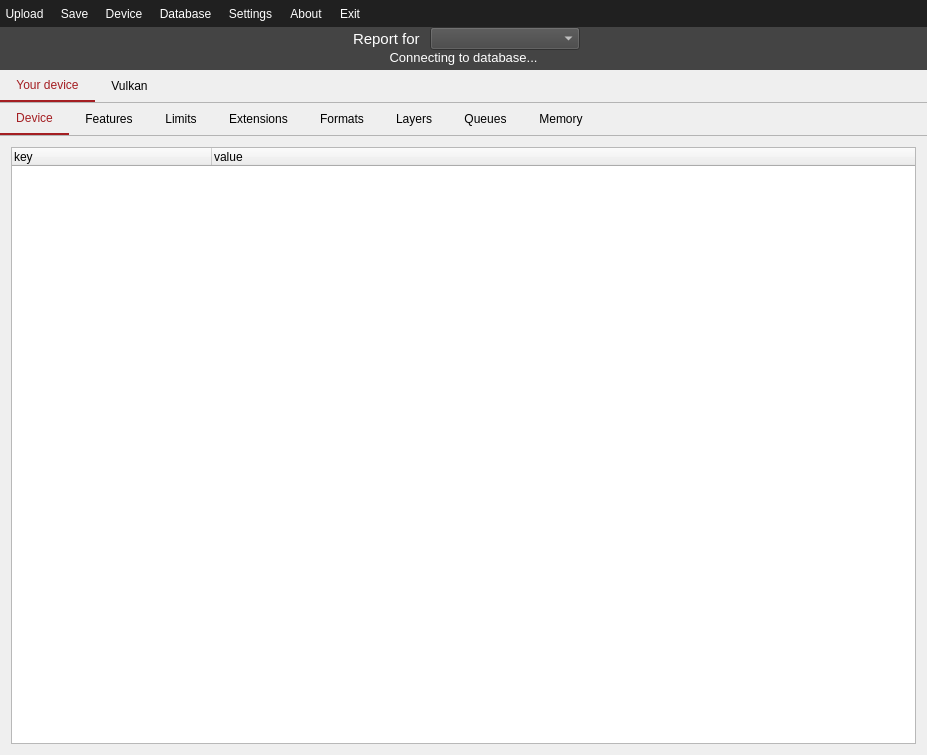
First picture: the form in vulkancapsviewer.ui, repository SaschaWillems/VulkanCapsViewer, before the edit.
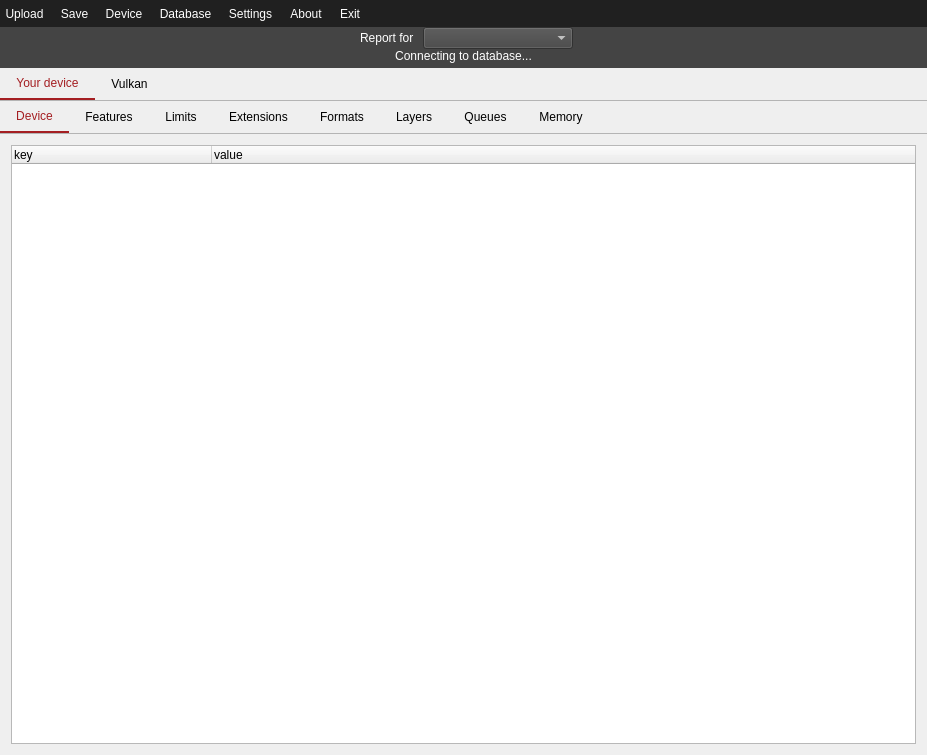
Second picture: the form after the edit. Icons and pictures are not drawn.

Commit message: Replaced fixed font sizes

Diff of the .ui file:
```diff
--- a/vulkancapsviewer.ui
+++ b/vulkancapsviewer.ui
@@ -339,8 +339,7 @@
             </sizepolicy>
            </property>
            <property name="styleSheet">
-            <string notr="true">color: rgb(255, 255, 255);
-font: 75 11pt;</string>
+            <string notr="true">color: rgb(255, 255, 255);</string>
            </property>
            <property name="text">
             <string>Report for </string>
@@ -362,8 +361,7 @@
             </size>
            </property>
            <property name="styleSheet">
-            <string notr="true">color: rgb(255, 255, 255);
-font: 75 10pt;</string>
+            <string notr="true">color: rgb(255, 255, 255);</string>
            </property>
           </widget>
          </item>
@@ -372,8 +370,7 @@
        <item>
         <widget class="QLabel" name="labelDevicePresent">
          <property name="styleSheet">
-          <string notr="true">font: 10pt;
-color: rgb(255, 255, 255);</string>
+          <string notr="true">color: rgb(255, 255, 255);</string>
          </property>
          <property name="text">
           <string>Connecting to database...</string>
@@ -388,9 +385,6 @@
     </item>
     <item>
      <widget class="QTabWidget" name="tabWidget">
-      <property name="styleSheet">
-       <string notr="true"/>
-      </property>
       <property name="tabPosition">
        <enum>QTabWidget::North</enum>
       </property>
@@ -451,7 +445,7 @@
             <item>
              <widget class="QTreeWidget" name="treeWidgetDeviceProperties">
               <property name="styleSheet">
-               <string notr="true">QTreeView::item { height: 24px;}</string>
+               <string notr="true">QTreeView::item { 	height: 1.25em;  }</string>
               </property>
               <property name="editTriggers">
                <set>QAbstractItemView::NoEditTriggers</set>
```
Left out of the diff: 18 changed lines with no effect on the pictures.
